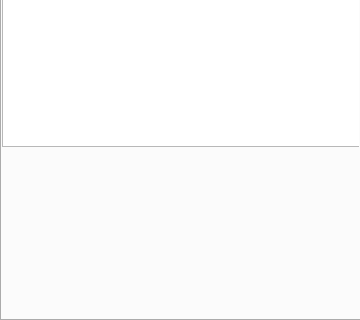
This is WDSkin.ui in r00terAF18/redditWDSim as Qt 5 draws it before an edit; both pictures show x 0 to 360 and y 310 to 630 of the 360 by 630 pixel window. The edited form follows.
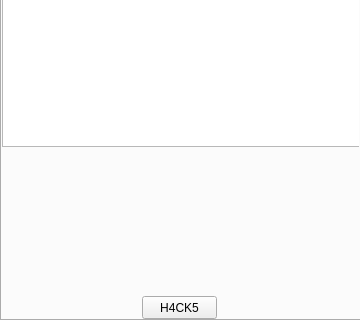
This is the edited form. The open tabs and pages were chosen to show the change. Icons and pictures are not drawn.

```diff
--- a/WDSkin.ui
+++ b/WDSkin.ui
@@ -337,6 +337,24 @@
         <height>321</height>
        </rect>
       </property>
+      <property name="font">
+       <font>
+        <family>Source Code Pro</family>
+       </font>
+      </property>
+     </widget>
+     <widget class="QPushButton" name="btnBack">
+      <property name="geometry">
+       <rect>
+        <x>140</x>
+        <y>580</y>
+        <width>75</width>
+        <height>23</height>
+       </rect>
+      </property>
+      <property name="text">
+       <string>H4CK5</string>
+      </property>
      </widget>
     </widget>
    </widget>
```
